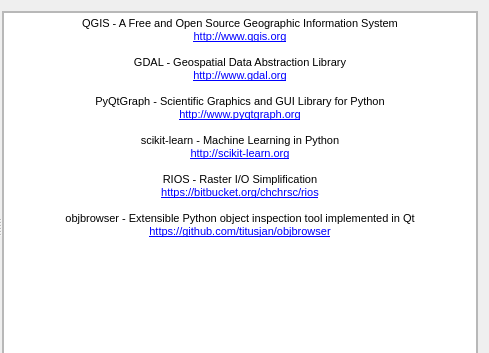
EnMAP-Box/enmap-box, file enmapbox/gui/ui/aboutdialog.ui: the form before one commit; both pictures show x 113 to 602 and y 0 to 353 of the 602 by 451 pixel window.
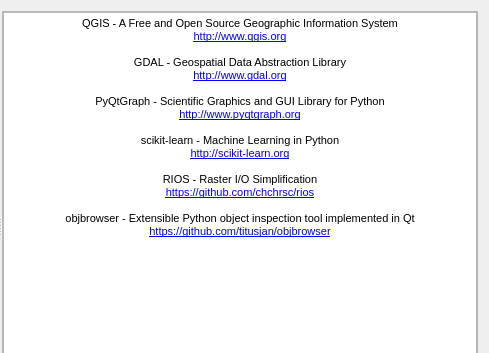
The form after the commit. The open tabs and pages were chosen to show the change. Icons and pictures are not drawn.

Commit message: remove references to bitbucket

The edit to the form file:
```diff
--- a/enmapbox/gui/ui/aboutdialog.ui
+++ b/enmapbox/gui/ui/aboutdialog.ui
@@ -511,7 +511,7 @@
 &lt;p align=&quot;center&quot; style=&quot; margin-top:0px; margin-bottom:0px; margin-left:0px; margin-right:0px; -qt-block-indent:0; text-indent:0px;&quot;&gt;&lt;span style=&quot; font-size:8pt;&quot;&gt;scikit-learn - Machine Learning in Python&lt;/span&gt;&lt;/p&gt;
 &lt;p align=&quot;center&quot; style=&quot; margin-top:0px; margin-bottom:0px; margin-left:0px; margin-right:0px; -qt-block-indent:0; text-indent:0px;&quot;&gt;&lt;a href=&quot;http://scikit-learn.org&quot;&gt;&lt;span style=&quot; font-size:8pt; text-decoration: underline; color:#0000ff;&quot;&gt;http://scikit-learn.org&lt;/span&gt;&lt;/a&gt;&lt;span style=&quot; font-size:8pt;&quot;&gt;&lt;br /&gt;&lt;/span&gt;&lt;/p&gt;
 &lt;p align=&quot;center&quot; style=&quot; margin-top:0px; margin-bottom:0px; margin-left:0px; margin-right:0px; -qt-block-indent:0; text-indent:0px;&quot;&gt;&lt;span style=&quot; font-size:8pt;&quot;&gt;RIOS - Raster I/O Simplification&lt;/span&gt;&lt;/p&gt;
-&lt;p align=&quot;center&quot; style=&quot; margin-top:0px; margin-bottom:0px; margin-left:0px; margin-right:0px; -qt-block-indent:0; text-indent:0px;&quot;&gt;&lt;a href=&quot;https://bitbucket.org/chchrsc/rios&quot;&gt;&lt;span style=&quot; font-size:8pt; text-decoration: underline; color:#0000ff;&quot;&gt;https://bitbucket.org/chchrsc/rios&lt;/span&gt;&lt;/a&gt;&lt;/p&gt;
+&lt;p align=&quot;center&quot; style=&quot; margin-top:0px; margin-bottom:0px; margin-left:0px; margin-right:0px; -qt-block-indent:0; text-indent:0px;&quot;&gt;&lt;a href=&quot;https://github.com/chchrsc/rios&quot;&gt;&lt;span style=&quot; font-size:8pt; text-decoration: underline; color:#0000ff;&quot;&gt;https://github.com/chchrsc/rios&lt;/span&gt;&lt;/a&gt;&lt;/p&gt;
 &lt;p align=&quot;center&quot; style=&quot;-qt-paragraph-type:empty; margin-top:0px; margin-bottom:0px; margin-left:0px; margin-right:0px; -qt-block-indent:0; text-indent:0px; font-size:8pt;&quot;&gt;&lt;br /&gt;&lt;/p&gt;
 &lt;p align=&quot;center&quot; style=&quot; margin-top:0px; margin-bottom:0px; margin-left:0px; margin-right:0px; -qt-block-indent:0; text-indent:0px;&quot;&gt;&lt;span style=&quot; font-size:8pt;&quot;&gt;objbrowser - Extensible Python object inspection tool implemented in Qt&lt;br /&gt;&lt;/span&gt;&lt;a href=&quot;https://github.com/titusjan/objbrowser&quot;&gt;&lt;span style=&quot; font-size:8pt; text-decoration: underline; color:#0000ff;&quot;&gt;https://github.com/titusjan/objbrowser&lt;/span&gt;&lt;/a&gt;&lt;/p&gt;&lt;/body&gt;&lt;/html&gt;</string>
              </property>
```
The commit also changes 8 other files.
